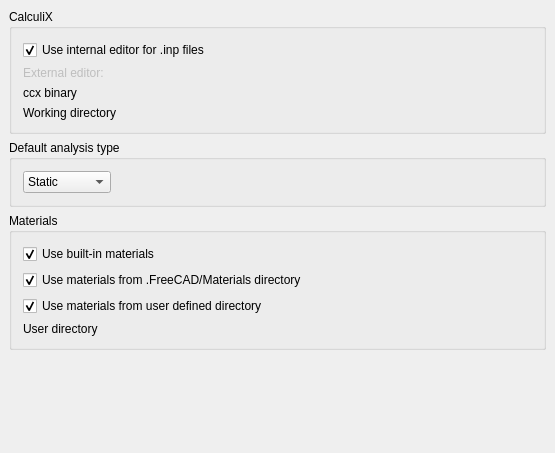
Above: src/Mod/Fem/Gui/DlgSettingsFem.ui from PrzemoF/FreeCAD before the change. Below: the same form after it.
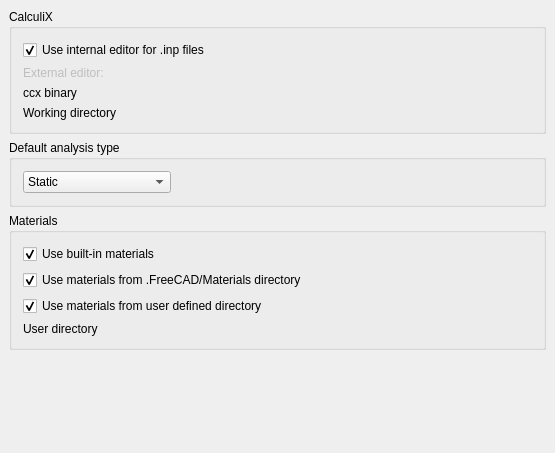
That is the form after the change. Icons and pictures are not drawn. Custom widgets are drawn as their Qt base class.

Commit message: FEM: Set min size for analysis type combo box

What changed in the file:
```diff
--- a/src/Mod/Fem/Gui/DlgSettingsFem.ui
+++ b/src/Mod/Fem/Gui/DlgSettingsFem.ui
@@ -205,6 +205,12 @@
            <layout class="QHBoxLayout" name="horizontalLayout_2">
             <item>
              <widget class="Gui::PrefComboBox" name="cb_analysis_type">
+              <property name="minimumSize">
+               <size>
+                <width>148</width>
+                <height>0</height>
+               </size>
+              </property>
               <property name="toolTip">
                <string>Default type on analysis</string>
               </property>
```
